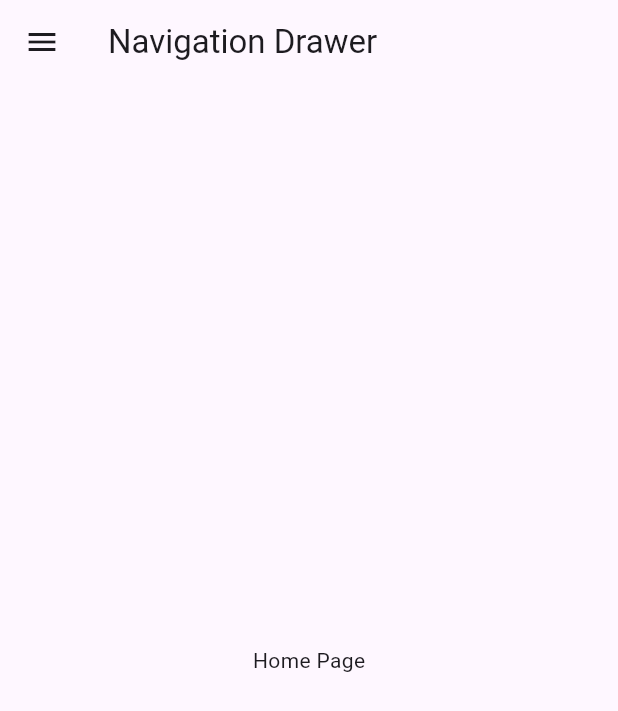
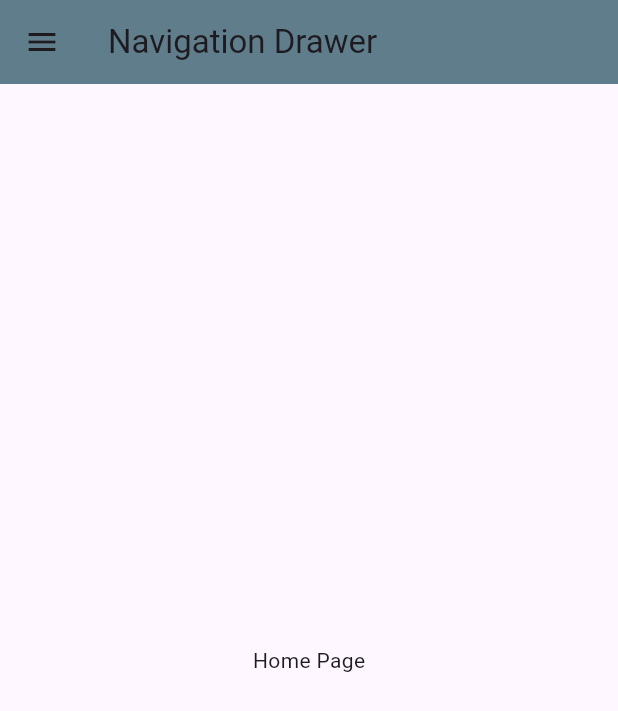
Before and after one commit to PatelParth8/flutter_widgets, a Flutter app: the screen it shows after launch, on a phone screen of 412 x 824 dp. Shown: the top 711 px of the screen. Run offline on Flutter 3.47's test engine with Material 3 defaults, Android fonts, the light colour scheme and no system bars.

Commit message:
first commit

```diff
--- a/flutter_drawernavigation/lib/main.dart
+++ b/flutter_drawernavigation/lib/main.dart
@@ -28,6 +28,7 @@ class MyApp extends StatelessWidget {
     return Scaffold(
       appBar: AppBar(
         title: const Text('Navigation Drawer'),
+        backgroundColor: Colors.blueGrey,
       ),
       drawer: Drawer(
         child: ListView(
@@ -35,7 +36,7 @@ class MyApp extends StatelessWidget {
           children: [
             const DrawerHeader(
               decoration: BoxDecoration(
-                color: Colors.blue,
+                color: Colors.blueGrey,
               ),
               child: Text(
                 'Drawer Header',
```
